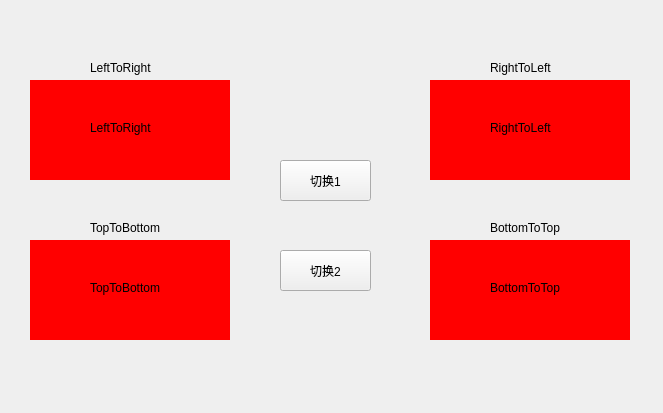
Qt form mainwindow.ui (Greedysky/TTKWidgetTools) before a commit.
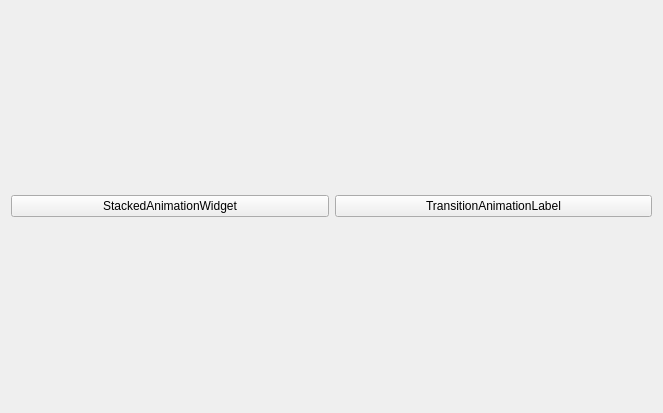
The same form after that commit. Custom widgets are drawn as their Qt base class.

What changed in the file:
```diff
--- a/mainwindow.ui
+++ b/mainwindow.ui
@@ -14,297 +14,25 @@
    <string>TTKStackedWidget</string>
   </property>
   <widget class="QWidget" name="centralWidget">
-   <widget class="AnimationStackedWidget" name="stackedWidget">
-    <property name="geometry">
-     <rect>
-      <x>30</x>
-      <y>80</y>
-      <width>200</width>
-      <height>100</height>
-     </rect>
-    </property>
-    <property name="styleSheet">
-     <string notr="true"/>
-    </property>
-    <property name="currentIndex">
-     <number>0</number>
-    </property>
-    <widget class="QWidget" name="page">
-     <property name="styleSheet">
-      <string notr="true">background:red</string>
-     </property>
-     <widget class="QLabel" name="label_5">
-      <property name="geometry">
-       <rect>
-        <x>60</x>
-        <y>40</y>
-        <width>81</width>
-        <height>16</height>
-       </rect>
-      </property>
+   <layout class="QGridLayout" name="gridLayout">
+    <item row="0" column="0">
+     <widget class="QPushButton" name="pushButton">
       <property name="text">
-       <string>LeftToRight</string>
+       <string>StackedAnimationWidget</string>
       </property>
      </widget>
-    </widget>
-    <widget class="QWidget" name="page_2">
-     <property name="styleSheet">
-      <string notr="true">background:yellow</string>
-     </property>
-     <widget class="QLabel" name="label_6">
-      <property name="geometry">
-       <rect>
-        <x>60</x>
-        <y>40</y>
-        <width>81</width>
-        <height>16</height>
-       </rect>
-      </property>
+    </item>
+    <item row="0" column="1">
+     <widget class="QPushButton" name="pushButton_2">
       <property name="text">
-       <string>LeftToRight</string>
+       <string>TransitionAnimationLabel</string>
       </property>
      </widget>
-    </widget>
-   </widget>
-   <widget class="AnimationStackedWidget" name="stackedWidget_2">
-    <property name="geometry">
-     <rect>
-      <x>430</x>
-      <y>80</y>
-      <width>200</width>
-      <height>100</height>
-     </rect>
-    </property>
-    <property name="styleSheet">
-     <string notr="true"/>
-    </property>
-    <property name="currentIndex">
-     <number>0</number>
-    </property>
-    <widget class="QWidget" name="page_3">
-     <property name="styleSheet">
-      <string notr="true">background:red</string>
-     </property>
-     <widget class="QLabel" name="label_7">
-      <property name="geometry">
-       <rect>
-        <x>60</x>
-        <y>40</y>
-        <width>81</width>
-        <height>16</height>
-       </rect>
-      </property>
-      <property name="text">
-       <string>RightToLeft</string>
-      </property>
-     </widget>
-    </widget>
-    <widget class="QWidget" name="page_4">
-     <property name="styleSheet">
-      <string notr="true">background:yellow</string>
-     </property>
-     <widget class="QLabel" name="label_8">
-      <property name="geometry">
-       <rect>
-        <x>60</x>
-        <y>40</y>
-        <width>81</width>
-        <height>16</height>
-       </rect>
-      </property>
-      <property name="text">
-       <string>RightToLeft</string>
-      </property>
-     </widget>
-    </widget>
-   </widget>
-   <widget class="AnimationStackedWidget" name="stackedWidget_3">
-    <property name="geometry">
-     <rect>
-      <x>430</x>
-      <y>240</y>
-      <width>200</width>
-      <height>100</height>
-     </rect>
-    </property>
-    <property name="currentIndex">
-     <number>0</number>
-    </property>
-    <widget class="QWidget" name="page_9">
-     <property name="styleSheet">
-      <string notr="true">background:red</string>
-     </property>
-     <widget class="QLabel" name="label_11">
-      <property name="geometry">
-       <rect>
-        <x>60</x>
-        <y>40</y>
-        <width>81</width>
-        <height>16</height>
-       </rect>
-      </property>
-      <property name="text">
-       <string>BottomToTop</string>
-      </property>
-     </widget>
-    </widget>
-    <widget class="QWidget" name="page_10">
-     <property name="styleSheet">
-      <string notr="true">background:yellow</string>
-     </property>
-     <widget class="QLabel" name="label_12">
-      <property name="geometry">
-       <rect>
-        <x>60</x>
-        <y>40</y>
-        <width>81</width>
-        <height>16</height>
-       </rect>
-      </property>
-      <property name="text">
-       <string>BottomToTop</string>
-      </property>
-     </widget>
-    </widget>
-   </widget>
-   <widget class="AnimationStackedWidget" name="stackedWidget_4">
-    <property name="geometry">
-     <rect>
-      <x>30</x>
-      <y>240</y>
-      <width>200</width>
-      <height>100</height>
-     </rect>
-    </property>
-    <property name="currentIndex">
-     <number>0</number>
-    </property>
-    <widget class="QWidget" name="page_11">
-     <property name="styleSheet">
-      <string notr="true">background:red</string>
-     </property>
-     <widget class="QLabel" name="label_9">
-      <property name="geometry">
-       <rect>
-        <x>60</x>
-        <y>40</y>
-        <width>81</width>
-        <height>16</height>
-       </rect>
-      </property>
-      <property name="text">
-       <string>TopToBottom</string>
-      </property>
-     </widget>
-    </widget>
-    <widget class="QWidget" name="page_12">
-     <property name="styleSheet">
-      <string notr="true">background:yellow</string>
-     </property>
-     <widget class="QLabel" name="label_10">
-      <property name="geometry">
-       <rect>
-        <x>60</x>
-        <y>40</y>
-        <width>81</width>
-        <height>16</height>
-       </rect>
-      </property>
-      <property name="text">
-       <string>TopToBottom</string>
-      </property>
-     </widget>
-    </widget>
-   </widget>
-   <widget class="QPushButton" name="pushButton">
-    <property name="geometry">
-     <rect>
-      <x>280</x>
-      <y>160</y>
-      <width>91</width>
-      <height>41</height>
-     </rect>
-    </property>
-    <property name="text">
-     <string>切换1</string>
-    </property>
-   </widget>
-   <widget class="QPushButton" name="pushButton_2">
-    <property name="geometry">
-     <rect>
-      <x>280</x>
-      <y>250</y>
-      <width>91</width>
-      <height>41</height>
-     </rect>
-    </property>
-    <property name="text">
-     <string>切换2</string>
-    </property>
-   </widget>
-   <widget class="QLabel" name="label">
-    <property name="geometry">
-     <rect>
-      <x>90</x>
-      <y>60</y>
-      <width>81</width>
-      <height>16</height>
-     </rect>
-    </property>
-    <property name="text">
-     <string>LeftToRight</string>
-    </property>
-   </widget>
-   <widget class="QLabel" name="label_2">
-    <property name="geometry">
-     <rect>
-      <x>490</x>
-      <y>60</y>
-      <width>81</width>
-      <height>16</height>
-     </rect>
-    </property>
-    <property name="text">
-     <string>RightToLeft</string>
-    </property>
-   </widget>
-   <widget class="QLabel" name="label_3">
-    <property name="geometry">
-     <rect>
-      <x>90</x>
-      <y>220</y>
-      <width>81</width>
-      <height>16</height>
-     </rect>
-    </property>
-    <property name="text">
-     <string>TopToBottom</string>
-    </property>
-   </widget>
-   <widget class="QLabel" name="label_4">
-    <property name="geometry">
-     <rect>
-      <x>490</x>
-      <y>220</y>
-      <width>81</width>
-      <height>16</height>
-     </rect>
-    </property>
-    <property name="text">
-     <string>BottomToTop</string>
-    </property>
-   </widget>
+    </item>
+   </layout>
   </widget>
  </widget>
  <layoutdefault spacing="6" margin="11"/>
- <customwidgets>
-  <customwidget>
-   <class>AnimationStackedWidget</class>
-   <extends>QStackedWidget</extends>
-   <header>animationstackedwidget.h</header>
-   <container>1</container>
-  </customwidget>
- </customwidgets>
  <resources/>
  <connections/>
 </ui>
```
Left out of the diff: 2 changed lines with no effect on the pictures.
